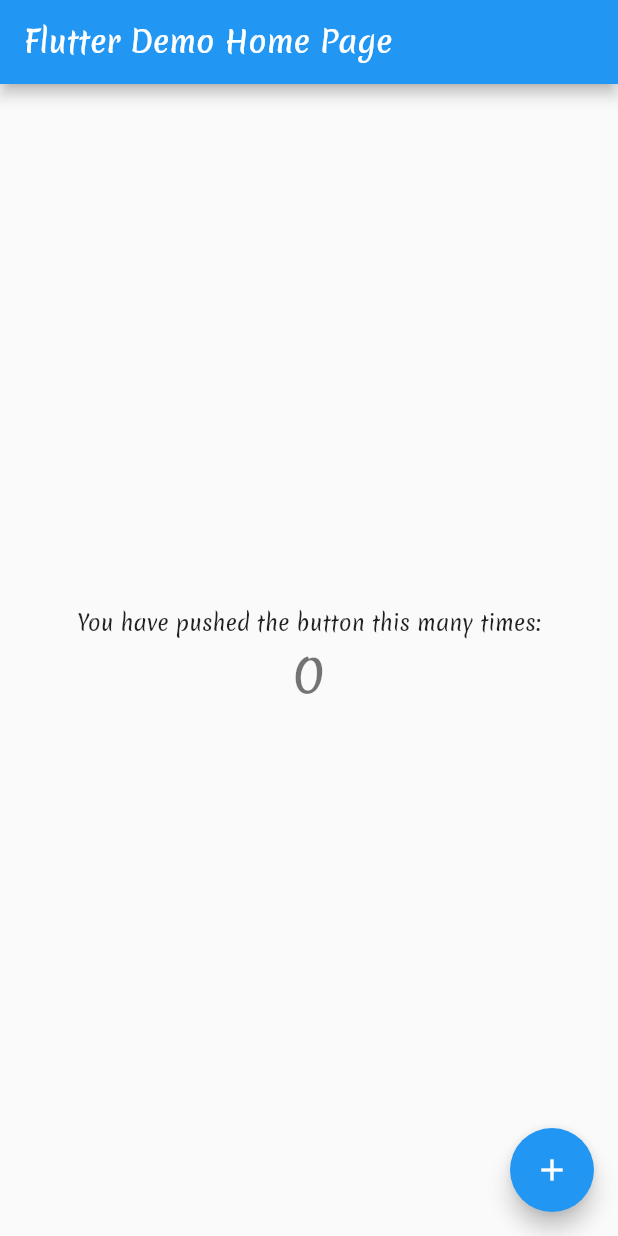
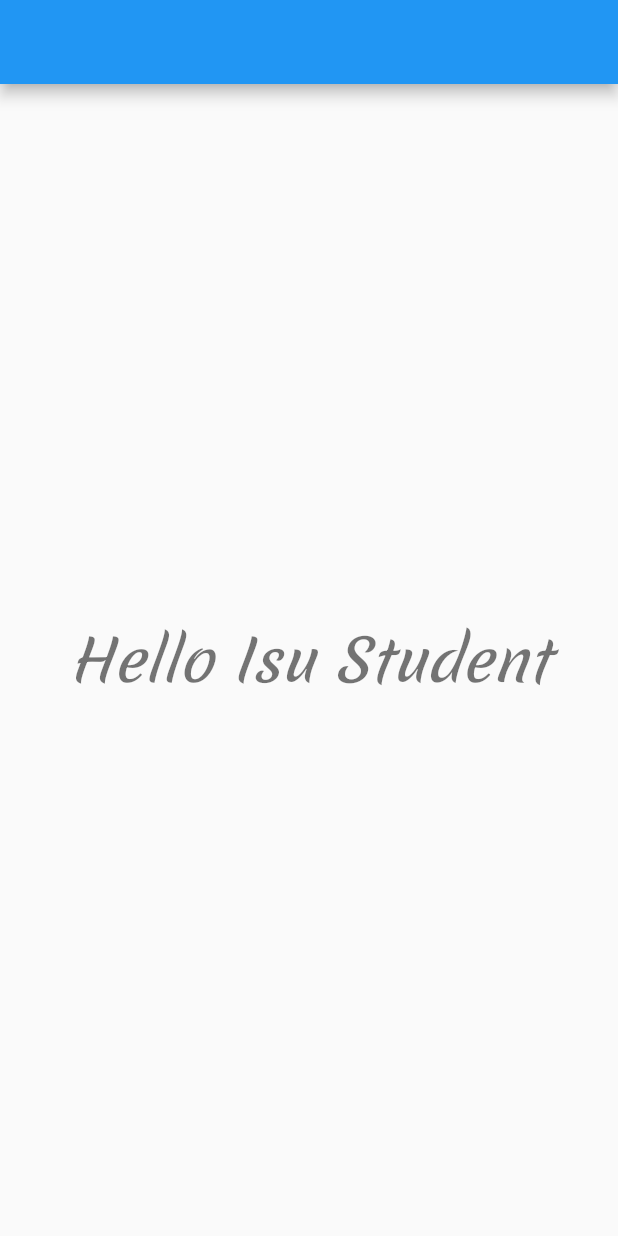
Before and after one commit to keyvanarasteh/MMt, a Flutter app: the screen it shows after launch, on a phone screen of 412 x 824 dp. Run offline on Flutter 3.47's test engine with Material 2 defaults, Android fonts, the phone set to English and light mode, and no system bars; project files that could hold a hidden picture were left out.

Commit message:
Repo düzenlemesi yapıldı.

```diff
--- a/Workstation/Teststation/my_world/lib/main.dart
+++ b/Workstation/Teststation/my_world/lib/main.dart
@@ -1,4 +1,5 @@
 import 'package:flutter/material.dart';
+import 'package:test00/screens/home_screen.dart';
 
 void main() {
   runApp(const MyApp());
@@ -16,92 +17,7 @@ class MyApp extends StatelessWidget {
         primarySwatch: Colors.blue,
         fontFamily: 'Merienda',
       ),
-      home: const MyHomePage(title: 'Flutter Demo Home Page'),
+      home: HomeScreen(),
     );
   }
 }
-
-class MyHomePage extends StatefulWidget {
-  const MyHomePage({super.key, required this.title});
-
-  // This widget is the home page of your application. It is stateful, meaning
-  // that it has a State object (defined below) that contains fields that affect
-  // how it looks.
-
-  // This class is the configuration for the state. It holds the values (in this
-  // case the title) provided by the parent (in this case the App widget) and
-  // used by the build method of the State. Fields in a Widget subclass are
-  // always marked "final".
-
-  final String title;
-
-  @override
-  State<MyHomePage> createState() => _MyHomePageState();
-}
-
-class _MyHomePageState extends State<MyHomePage> {
-  int _counter = 0;
-
-  void _incrementCounter() {
-    setState(() {
-      // This call to setState tells the Flutter framework that something has
-      // changed in this State, which causes it to rerun the build method below
-      // so that the display can reflect the updated values. If we changed
-      // _counter without calling setState(), then the build method would not be
-      // called again, and so nothing would appear to happen.
-      _counter++;
-    });
-  }
-
-  @override
-  Widget build(BuildContext context) {
-    // This method is rerun every time setState is called, for instance as done
-    // by the _incrementCounter method above.
-    //
-    // The Flutter framework has been optimized to make rerunning build methods
-    // fast, so that you can just rebuild anything that needs updating rather
-    // than having to individually change instances of widgets.
-    return Scaffold(
-      appBar: AppBar(
-        // Here we take the value from the MyHomePage object that was created by
-        // the App.build method, and use it to set our appbar title.
-        title: Text(widget.title),
-      ),
-      body: Center(
-        // Center is a layout widget. It takes a single child and positions it
-        // in the middle of the parent.
-        child: Column(
-          // Column is also a layout widget. It takes a list of children and
-          // arranges them vertically. By default, it sizes itself to fit its
-          // children horizontally, and tries to be as tall as its parent.
-          //
-          // Invoke "debug painting" (press "p" in the console, choose the
-          // "Toggle Debug Paint" action from the Flutter Inspector in Android
-          // Studio, or the "Toggle Debug Paint" command in Visual Studio Code)
-          // to see the wireframe for each widget.
-          //
-          // Column has various properties to control how it sizes itself and
-          // how it positions its children. Here we use mainAxisAlignment to
-          // center the children vertically; the main axis here is the vertical
-          // axis because Columns are vertical (the cross axis would be
-          // horizontal).
-          mainAxisAlignment: MainAxisAlignment.center,
-          children: <Widget>[
-            const Text(
-              'You have pushed the button this many times:',
-            ),
-            Text(
-              '$_counter',
-              style: Theme.of(context).textTheme.headline4,
-            ),
-          ],
-        ),
-      ),
-      floatingActionButton: FloatingActionButton(
-        onPressed: _incrementCounter,
-        tooltip: 'Increment',
-        child: const Icon(Icons.add),
-      ), // This trailing comma makes auto-formatting nicer for build methods.
-    );
-  }
-}
--- a/Workstation/Teststation/my_world/lib/screens/home_screen.dart
+++ b/Workstation/Teststation/my_world/lib/screens/home_screen.dart
@@ -0,0 +1,30 @@
+// ignore_for_file: prefer_const_constructors
+
+import 'package:flutter/material.dart';
+
+class HomeScreen extends StatefulWidget {
+  const HomeScreen({super.key});
+
+  @override
+  State<HomeScreen> createState() => _HomeScreenState();
+}
+
+class _HomeScreenState extends State<HomeScreen> {
+  @override
+  Widget build(BuildContext context) {
+    return Scaffold(
+      appBar: AppBar(),
+      body: Center(
+          child: Text(
+        "Hello Isu Student",
+        style: TextStyle(
+          color: Colors.black54,
+          fontFamily: 'Merienda',
+          fontSize: 38,
+          fontWeight: FontWeight.w500,
+          fontStyle: FontStyle.italic,
+        ),
+      )),
+    );
+  }
+}
```
Also changed, not shown: 1 other file.
